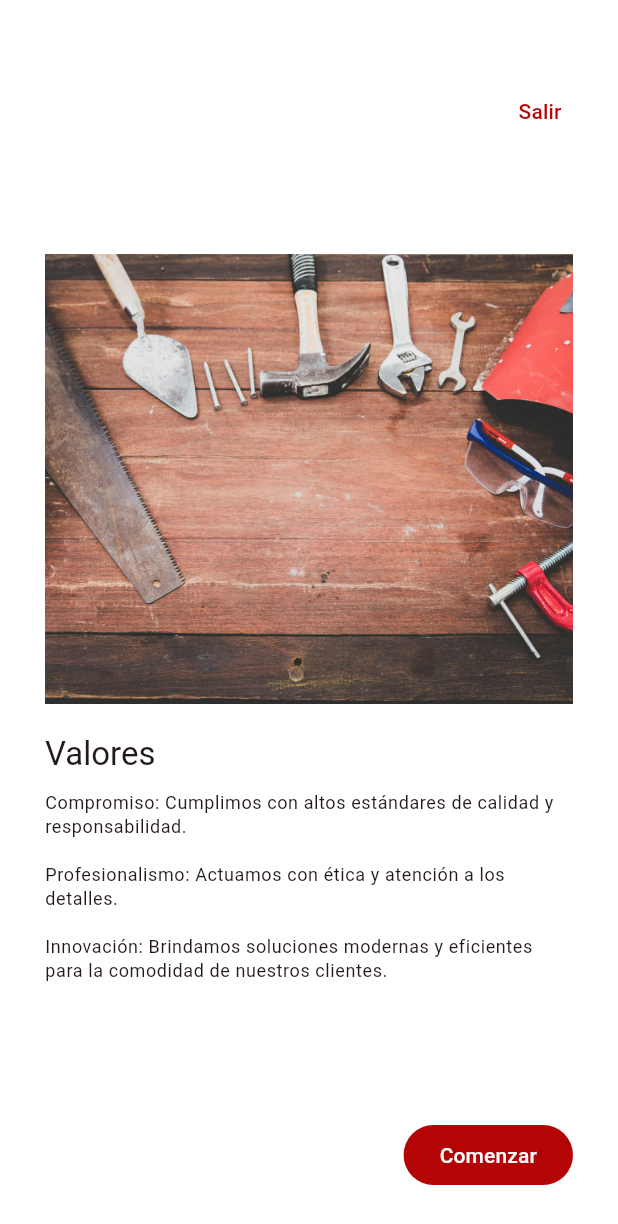
After one commit to ManuelETR/flutter_proyecto_ft, a Flutter app: the MissionScreen screen opened by its route, swiped to page 3, on a phone screen of 412 x 824 dp. The commit adds this screen. Shown: the top 1224 px of the screen. Run offline on Flutter 3.47's test engine with Material 3 defaults, Android fonts, the phone set to English and light mode, and no system bars; our stand-ins replace animate_do, firebase_auth, firebase_core, fluttertoast, font_awesome_flutter, go_router and 2 more; accounts and stored records are empty.

Commit message:
ScreenMissionComplete

```diff
--- a/lib/config/menu-items/menu-items.dart
+++ b/lib/config/menu-items/menu-items.dart
@@ -43,5 +43,10 @@ const appMenuItems = <MenuItem>[
     icon: Icons.tune_sharp
     ),
 
-
+    MenuItem(
+    title: 'Mision, Vision y Valores',
+    subTitle: 'Un recorrido por los valores de Multiservicios Toledo',
+    link: '/mission',
+    icon: Icons.token_outlined
+    ),
 ];
--- a/lib/config/router/app_router.dart
+++ b/lib/config/router/app_router.dart
@@ -1,3 +1,4 @@
+import 'package:flutter_proyecto_ft/presentation/screens/mission_screen/mission_screen.dart';
 import 'package:flutter_proyecto_ft/presentation/screens/screens.dart';
 import 'package:go_router/go_router.dart';
 
@@ -43,5 +44,11 @@ final appRouter = GoRouter(
       name: ConfigurationScreen.name,
       builder: (context, state) => const ConfigurationScreen(),
     ),
+
+    GoRoute(
+      path: '/mission',
+      name: MissionScreen.name,
+      builder: (context, state) => const MissionScreen(),
+    ),
   ]
 );
--- a/lib/main.dart
+++ b/lib/main.dart
@@ -22,6 +22,7 @@ class MainApp extends StatelessWidget {
   @override
   Widget build(BuildContext context) {
     return MaterialApp.router(
+        title: 'Multiservicios Toledo' ,
         routerConfig: appRouter,
         debugShowCheckedModeBanner: false,
         theme: AppTheme(selectedColor: 0).getTheme(),
--- /dev/null
+++ b/lib/presentation/screens/mission_screen/mission_screen.dart
@@ -0,0 +1,155 @@
+import 'package:animate_do/animate_do.dart';
+import 'package:flutter/material.dart';
+import 'package:go_router/go_router.dart';
+
+class SlideInfo {
+  final String title;
+  final String caption;
+  final String imageUrl;
+
+  SlideInfo({required this.title, required this.caption, required this.imageUrl});
+}
+
+final slides = <SlideInfo>[
+  SlideInfo(
+    title: 'Misión',
+    caption:
+        'Ofrecer soluciones integrales y de alta calidad en instalación y mantenimiento de aires acondicionados, garantizando el confort y la satisfacción de nuestros clientes mediante un servicio personalizado, eficiente y comprometido, respaldado por los valores de confianza y profesionalismo que caracterizan a nuestra empresa familiar.',
+    imageUrl: 'assets/FTM/1.jpg',
+  ),
+  SlideInfo(
+    title: 'Visión',
+    caption:
+        'Ser reconocidos como la empresa líder en servicios de instalación y mantenimiento de aires acondicionados en La Paz, B.C., destacándonos por nuestra excelencia, innovación y compromiso con el bienestar de nuestros clientes y el desarrollo sostenible de nuestra comunidad.',
+    imageUrl: 'assets/FTM/2.jpg',
+  ),
+  SlideInfo(
+  title: 'Valores',
+  caption:
+      'Compromiso: Cumplimos con altos estándares de calidad y responsabilidad. \n\nProfesionalismo: Actuamos con ética y atención a los detalles. \n\nInnovación: Brindamos soluciones modernas y eficientes para la comodidad de nuestros clientes.',
+  imageUrl: 'assets/FTM/3.jpg',
+),
+];
+
+class MissionScreen extends StatefulWidget {
+  static const name = 'mission_screen';
+
+  const MissionScreen({super.key});
+
+  @override
+  State<MissionScreen> createState() => _MissionScreenState();
+}
+
+class _MissionScreenState extends State<MissionScreen> {
+  final PageController pageviewController = PageController();
+  bool endReached = false;
+
+  @override
+  void initState() {
+    super.initState();
+
+    pageviewController.addListener(() {
+      final page = pageviewController.page ?? 0;
+      if (!endReached && page >= (slides.length - 1.54)) {
+        setState(() {
+          endReached = true;
+        });
+      }
+    });
+  }
+
+  @override
+  void dispose() {
+    pageviewController.dispose();
+    super.dispose();
+  }
+
+  @override
+  Widget build(BuildContext context) {
+    return Scaffold(
+      backgroundColor: Colors.white,
+      body: Stack(
+        children: [
+          PageView(
+            controller: pageviewController,
+            physics: const BouncingScrollPhysics(),
+            children: slides
+                .map(
+                  (slideData) => _Slide(
+                    title: slideData.title,
+                    caption: slideData.caption,
+                    imageUrl: slideData.imageUrl,
+                  ),
+                )
+                .toList(),
+          ),
+          Positioned(
+            right: 20,
+            top: 50,
+            child: TextButton(
+              child: const Text('Salir'),
+              onPressed: () => context.pop(),
+            ),
+          ),
+          endReached
+              ? Positioned(
+                  right: 30,
+                  bottom: 30,
+                  child: FadeInRight(
+                    from: 15,
+                    delay: const Duration(seconds: 1),
+                    child: FilledButton(
+                      child: const Text('Comenzar'),
+                      onPressed: () => context.pop(),
+                    ),
+                  ),
+                )
+              : const SizedBox(),
+        ],
+      ),
+    );
+  }
+}
+
+class _Slide extends StatelessWidget {
+  final String title;
+  final String caption;
+  final String imageUrl;
+
+  const _Slide({super.key, required this.title, required this.caption, required this.imageUrl});
+
+  @override
+  Widget build(BuildContext context) {
+    final titleStyle = Theme.of(context).textTheme.titleLarge;
+    final captionStyle = Theme.of(context).textTheme.bodySmall;
+
+    return Padding(
+      padding: const EdgeInsets.symmetric(horizontal: 30),
+      child: Center(
+        child: Column(
+          mainAxisAlignment: MainAxisAlignment.center,
+          crossAxisAlignment: CrossAxisAlignment.start,
+          children: [
+            AnimatedSwitcher(
+              duration: const Duration(seconds: 1),
+              child: Image.asset(
+                imageUrl,
+                key: ValueKey(imageUrl), // Clave única para animación
+                height: 300,
+                width: 500,
+                fit: BoxFit.cover,
+              ),
+              transitionBuilder: (child, animation) {
+                return FadeTransition(opacity: animation, child: child);
+              },
+            ),
+            const SizedBox(height: 20),
+            Text(title, style: titleStyle),
+            const SizedBox(height: 10),
+            Text(caption, style: captionStyle),
+          ],
+        ),
+      ),
+    );
+  }
+}
--- a/pubspec.yaml
+++ b/pubspec.yaml
@@ -28,6 +28,7 @@ environment:
 # the latest version available on pub.dev. To see which dependencies have newer
 # versions available, run `flutter pub outdated`.
 dependencies:
+  animate_do: ^3.3.4
   cloud_firestore: ^5.5.1
   cupertino_icons: ^1.0.6
   firebase_auth: ^5.3.4
@@ -47,13 +48,11 @@ dev_dependencies:
   flutter_test:
     sdk: flutter
 
-
 flutter_launcher_icons:
   android: true
   ios: true
   remove_alpha_ios: true
   image_path: "assets/icon/IconFT.png"
-
 
 # For information on the generic Dart part of this file, see the
 # following page: https://dart.dev/tools/pub/pubspec
@@ -67,6 +66,7 @@ flutter:
   # To add assets to your application, add an assets section, like this:
   assets:
     - assets/LogoF.png
+    - assets/FTM/
 
   # An image asset can refer to one or more resolution-specific "variants", see
   # https://flutter.dev/assets-and-images/#resolution-aware
```
Also changed, not shown: assets/FTM/1.jpg (added), assets/FTM/2.jpg (added), assets/FTM/3.jpg (added), lib/presentation/screens/home/home_screen.dart (line endings or trailing spaces), pubspec.lock.
